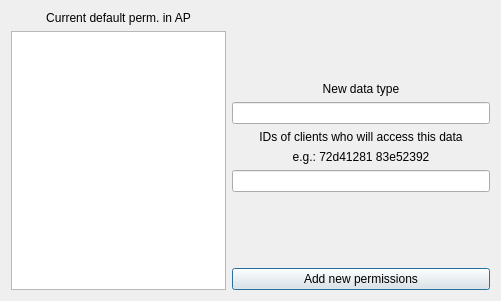
Before: the Qt Designer form graphical-client/ap_perms_screen.ui in GTA-UFRJ/CACIC-Use-Case, drawn with Qt 5.
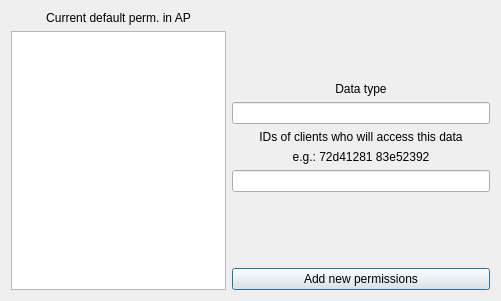
After: the same form once the commit is applied.

What changed in the file:
```diff
--- a/graphical-client/ap_perms_screen.ui
+++ b/graphical-client/ap_perms_screen.ui
@@ -77,7 +77,7 @@
      <item>
       <widget class="QLabel" name="label">
        <property name="text">
-        <string>New data type</string>
+        <string>Data type</string>
        </property>
        <property name="alignment">
         <set>Qt::AlignCenter</set>
```
